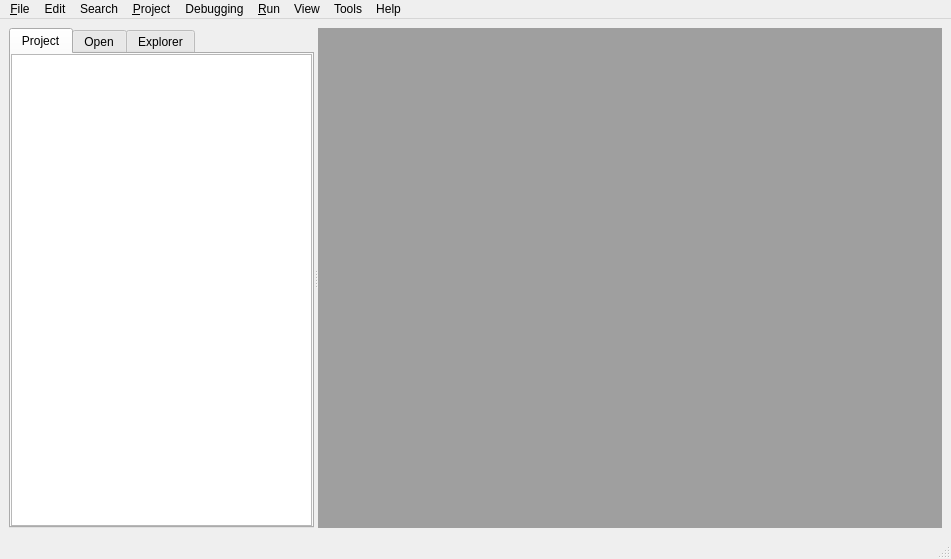
Before: the Qt Designer form blurdev/ide/ui/ideeditor.ui in blurstudio/PrEditor, drawn with Qt 5.
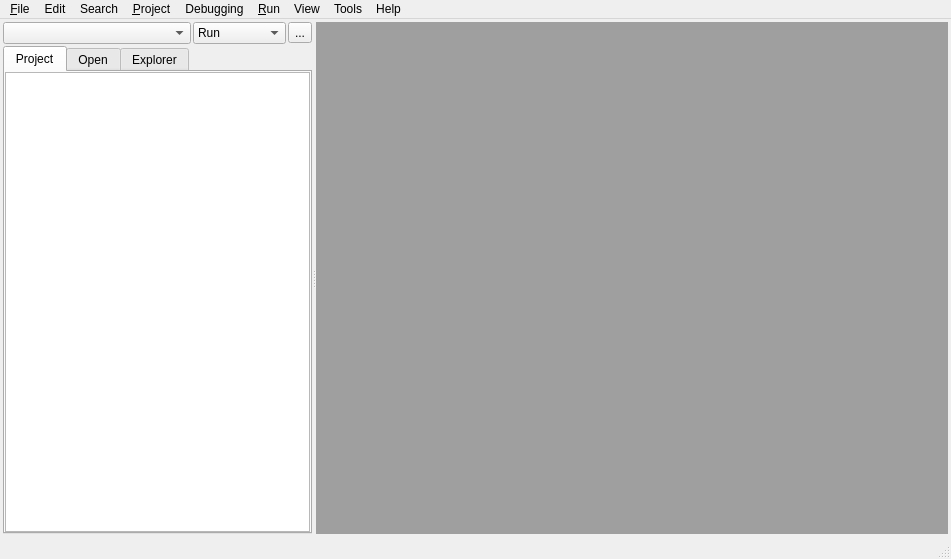
After: the same form once the commit is applied.

The edit to the form file:
```diff
--- a/blurdev/ide/ui/ideeditor.ui
+++ b/blurdev/ide/ui/ideeditor.ui
@@ -15,17 +15,62 @@
   </property>
   <widget class="QWidget" name="centralwidget">
    <layout class="QGridLayout" name="gridLayout">
+    <property name="margin">
+     <number>3</number>
+    </property>
     <item row="0" column="0">
      <widget class="QSplitter" name="splitter">
+      <property name="orientation">
+       <enum>Qt::Horizontal</enum>
+      </property>
+      <widget class="QWidget" name="verticalLayoutWidget">
+       <layout class="QVBoxLayout" name="verticalLayout_3">
+        <property name="spacing">
+         <number>2</number>
+        </property>
+        <item>
+         <layout class="QHBoxLayout" name="horizontalLayout_2">
+          <item>
+           <widget class="QComboBox" name="uiCommandDDL"/>
+          </item>
+          <item>
+           <widget class="QComboBox" name="uiExecuteDDL">
       <property name="sizePolicy">
-       <sizepolicy hsizetype="Expanding" vsizetype="Expanding">
+             <sizepolicy hsizetype="Maximum" vsizetype="Fixed">
         <horstretch>0</horstretch>
         <verstretch>0</verstretch>
        </sizepolicy>
       </property>
-      <property name="orientation">
-       <enum>Qt::Horizontal</enum>
-      </property>
+            <item>
+             <property name="text">
+              <string>Run</string>
+             </property>
+            </item>
+            <item>
+             <property name="text">
+              <string>Standalone</string>
+             </property>
+            </item>
+            <item>
+             <property name="text">
+              <string>Debug</string>
+             </property>
+            </item>
+           </widget>
+          </item>
+          <item>
+           <widget class="QToolButton" name="uiRunBTN">
+            <property name="toolTip">
+             <string>Run the selected script in the selected mode</string>
+            </property>
+            <property name="text">
+             <string>...</string>
+            </property>
+           </widget>
+          </item>
+         </layout>
+        </item>
+        <item>
       <widget class="QTabWidget" name="uiBrowserTAB">
        <property name="minimumSize">
         <size>
@@ -128,6 +173,9 @@
         </layout>
        </widget>
       </widget>
+        </item>
+       </layout>
+      </widget>
       <widget class="QMdiArea" name="uiWindowsAREA"/>
      </widget>
     </item>
```
Left out of the diff: 30 changed lines with no effect on the pictures. Lines whose indentation alone changed are shown as unchanged.
